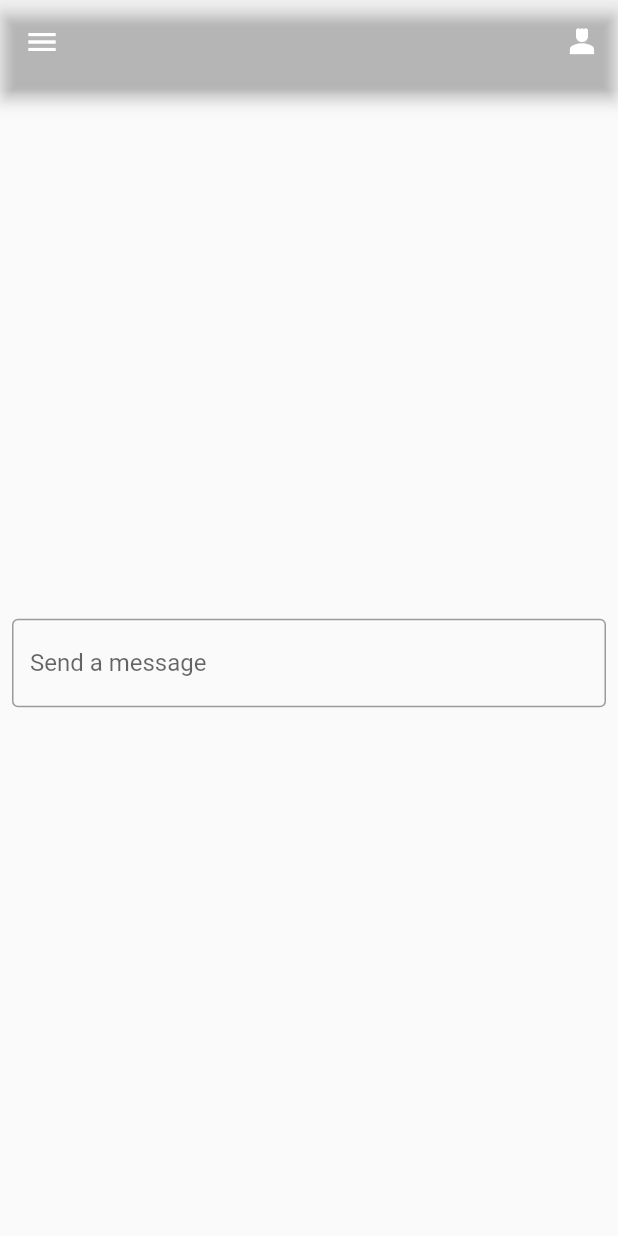
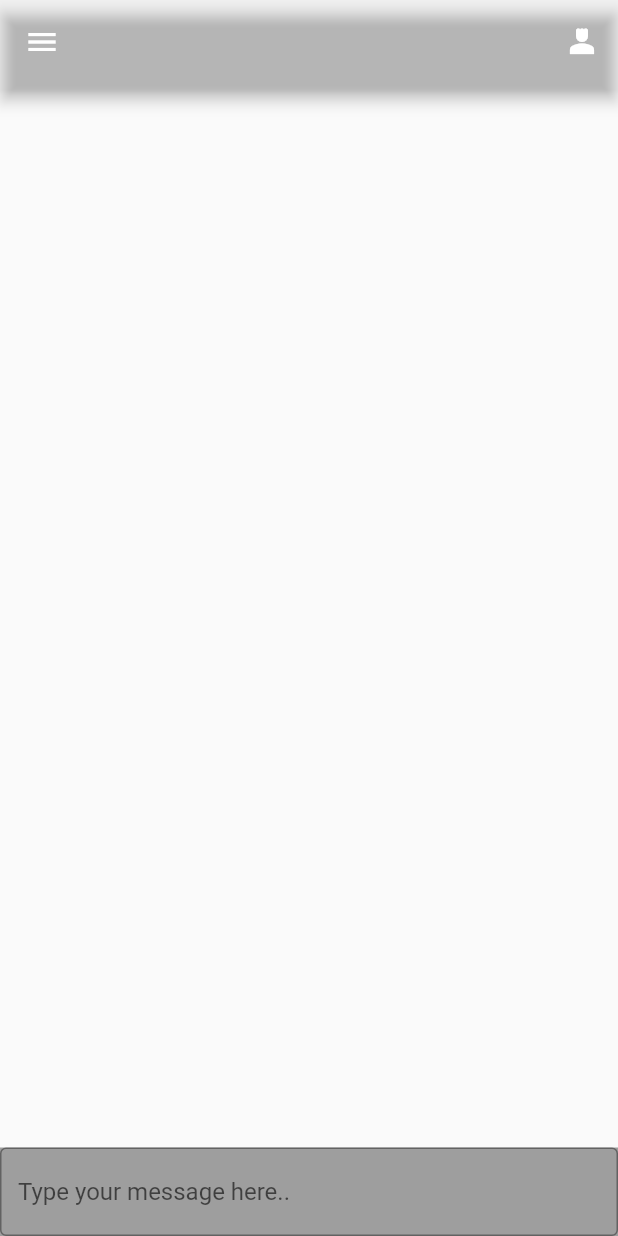
Before and after one commit to iilimit/RetirementHomeApp, a Flutter app: the screen it shows after launch, after a tap on "Messages", on a phone screen of 412 x 824 dp. Run offline on Flutter 3.47's test engine with Material 2 defaults, Android fonts, the phone set to English and light mode, and no system bars.

Commit message:
Added textbar to bottom

```diff
--- a/lib/messages/messages_widget.dart
+++ b/lib/messages/messages_widget.dart
@@ -13,17 +13,23 @@ class MessagesPage extends StatefulWidget {
 class _MessagesPageState extends State<MessagesPage> {
   @override
   Widget build(BuildContext context) {
-    return const MaterialApp(
+    return MaterialApp(
         home: Scaffold(
       appBar: Navigation_AppBar(),
       drawer: NavigationMenu(),
-      body: Center(
-          child: Padding(
-        padding: EdgeInsets.symmetric(horizontal: 8, vertical: 16),
-        child: TextField(
-            decoration: InputDecoration(
-                border: OutlineInputBorder(), labelText: "Send a message")),
-      )),
+      body: Column(
+        children: [
+          Expanded(child: Container()),
+          Container(
+            color: Colors.grey,
+            child: TextField(
+              decoration: InputDecoration(
+                  border: OutlineInputBorder(),
+                  hintText: "Type your message here.."),
+            ),
+          )
+        ],
+      ),
     ));
   }
 }
```
